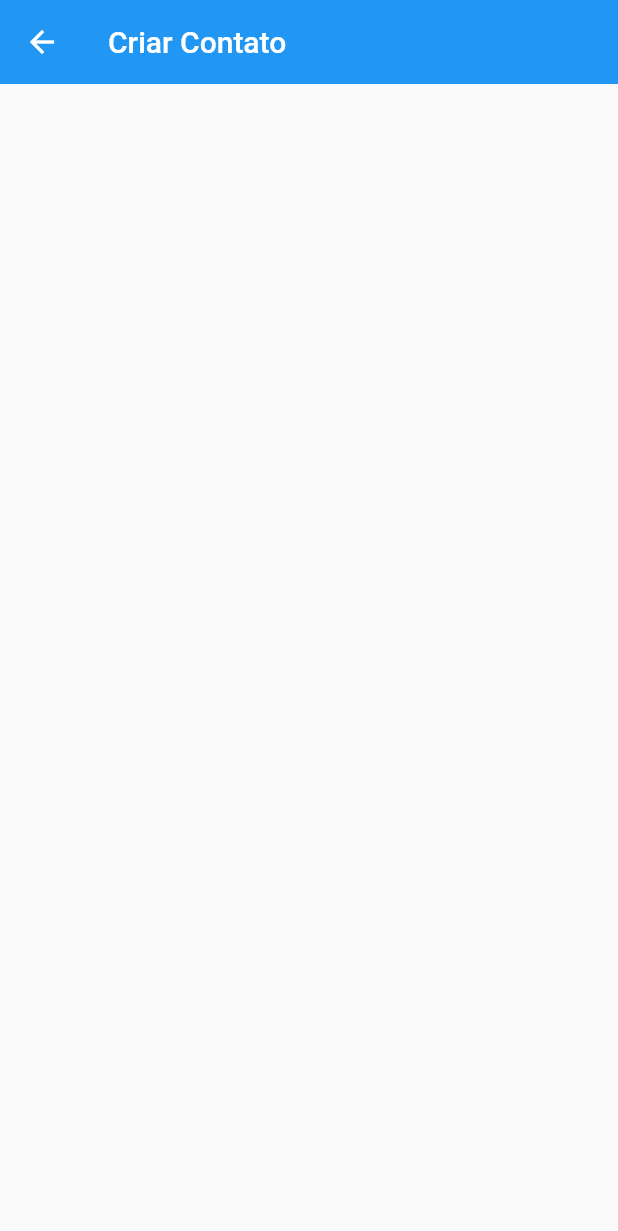
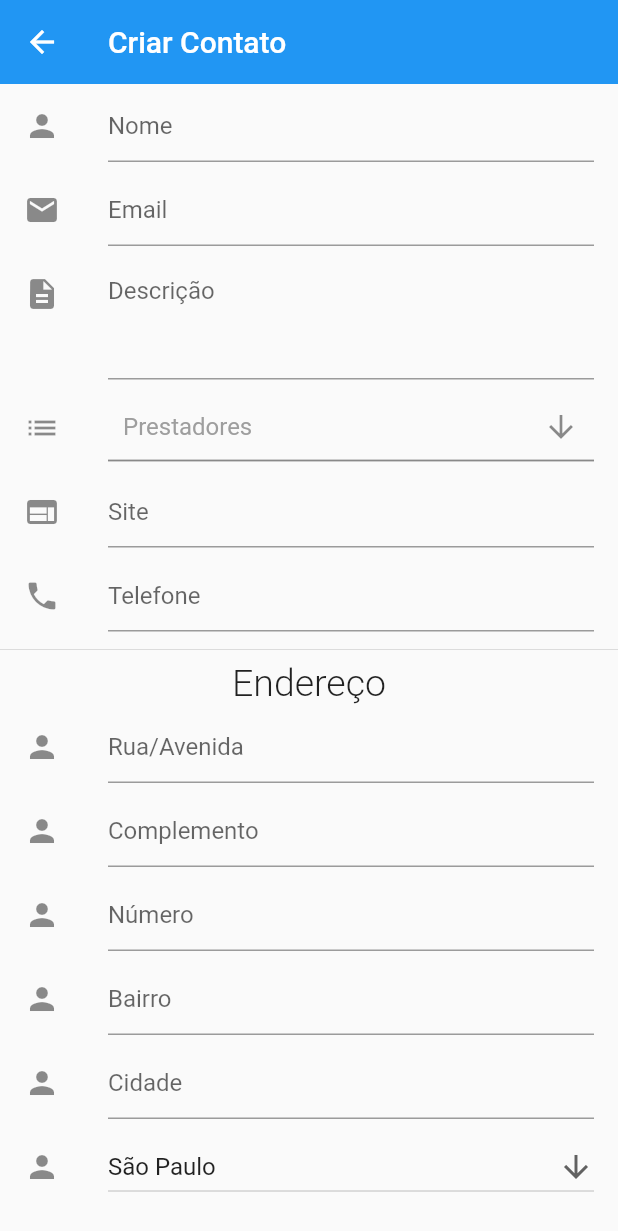
Before and after one commit to Ghilherme/achaFacil, a Flutter app: the CreateContact screen opened directly, on a phone screen of 412 x 824 dp. Shown: the top 1231 px of the screen. Run offline on Flutter 3.47's test engine with Material 2 defaults, Android fonts, the phone set to English and light mode, and no system bars; drawn by our look-alikes of multi_select_flutter; our stand-ins replace cloud_firestore, firebase_core, flutter_svg; accounts and stored records are empty.

Commit message:
criado tela de cadastro

```diff
--- a/lib/screens_create/login/login.dart
+++ b/lib/login/login.dart
@@ -1,9 +1,8 @@
 import 'package:flutter/material.dart';
-import 'package:listaUnica/screens_create/login/reset_password.dart';
+import 'package:listaUnica/login/reset_password.dart';
 import 'login_form.dart';
 
 class Login extends StatelessWidget {
-  // This widget is the root of your application.
   @override
   Widget build(BuildContext context) {
     return Scaffold(
--- a/lib/screens_create/login/login_form.dart
+++ b/lib/login/login_form.dart
@@ -1,8 +1,8 @@
 import 'package:flutter/cupertino.dart';
 import 'package:flutter/material.dart';
+import 'package:listaUnica/screens_create/create_contact.dart';
 
-import '../../constants.dart';
-import '../create_contact.dart';
+import '../constants.dart';
 
 class LoginForm extends StatefulWidget {
   @override
@@ -69,7 +69,7 @@ class _LoginFormState extends State<LoginForm> {
   void _validateLogin(GlobalKey<FormState> _formKey, String login, String pass,
       BuildContext context) {
     if (_formKey.currentState.validate()) {
-      if (login == 'guilherme' && pass == '123') {
+      if (login == 'admin' && pass == '123') {
         Navigator.push(
           context,
           MaterialPageRoute(
--- a/lib/menu/custom_drawer.dart
+++ b/lib/menu/custom_drawer.dart
@@ -1,5 +1,5 @@
 import 'package:flutter/material.dart';
-import 'package:listaUnica/screens_create/login/login.dart';
+import 'package:listaUnica/login/login.dart';
 
 class CustomDrawer extends StatelessWidget {
   @override
--- a/lib/screens_create/create_contact.dart
+++ b/lib/screens_create/create_contact.dart
@@ -1,4 +1,5 @@
 import 'package:flutter/material.dart';
+import 'package:multi_select_flutter/multi_select_flutter.dart';
 
 class CreateContact extends StatelessWidget {
   // This widget is the root of your application.
@@ -14,7 +15,183 @@ class CreateContact extends StatelessWidget {
               Navigator.of(context).pop();
             },
           )),
-      body: Container(),
+      body: CreateContactBody(),
     );
   }
 }
+
+class CreateContactBody extends StatefulWidget {
+  @override
+  _CreateContactBodyState createState() => _CreateContactBodyState();
+}
+
+class _CreateContactBodyState extends State<CreateContactBody> {
+  String dropdownValue = 'São Paulo';
+  final _form = GlobalKey<FormFieldState>();
+
+  static List<String> prestadors = [
+    'Marceneiros',
+    'Eletricistas',
+    'Encanadores'
+  ];
+  final _items = prestadors
+      .map((prestador) => MultiSelectItem<String>(prestador, prestador))
+      .toList();
+  List<String> _selectedAnimals = [];
+
+  @override
+  Widget build(BuildContext context) {
+    return SingleChildScrollView(
+      child: Form(
+        key: _form,
+        child: Column(
+          children: [
+            ListTile(
+              leading: Icon(Icons.person),
+              title: TextFormField(
+                decoration: InputDecoration(
+                  hintText: "Nome",
+                ),
+                validator: (value) =>
+                    value.isEmpty ? 'Campo obrigatório' : null,
+              ),
+            ),
+            ListTile(
+              leading: Icon(Icons.mail),
+              title: new TextFormField(
+                keyboardType: TextInputType.emailAddress,
+                decoration: InputDecoration(
+                  hintText: "Email",
+                ),
+              ),
+            ),
+            ListTile(
+              leading: Icon(Icons.description),
+              title: new TextFormField(
+                maxLines: 3,
+                decoration: new InputDecoration(
+                  hintText: "Descrição",
+                ),
+              ),
+            ),
+            ListTile(
+              leading: Icon(Icons.list),
+              title: MultiSelectDialogField(
+                  items: _items,
+                  title: Text('Prestadores'),
+                  buttonText: Text('Prestadores',
+                      style: TextStyle(fontSize: 16, color: Colors.grey)),
+                  onConfirm: (results) => _selectedAnimals = results,
+                  validator: (values) {
+                    if (values == null || values.isEmpty) return "Obrigatório";
+                  }),
+            ),
+            ListTile(
+              leading: Icon(Icons.web),
+              title: new TextFormField(
+                keyboardType: TextInputType.phone,
+                decoration: InputDecoration(
+                  hintText: "Site",
+                ),
+              ),
+            ),
+            ListTile(
+              leading: Icon(Icons.phone),
+              title: TextFormField(
+                keyboardType: TextInputType.phone,
+                decoration: InputDecoration(
+                  hintText: "Telefone",
+                ),
+                validator: (value) =>
+                    value.isEmpty ? 'Campo obrigatório' : null,
+              ),
+            ),
+            Divider(),
+            Text(
+              'Endereço',
+              style: TextStyle(fontWeight: FontWeight.w300, fontSize: 25),
+              textAlign: TextAlign.right,
+            ),
+            ListTile(
+              leading: Icon(Icons.person),
+              title: TextFormField(
+                decoration: InputDecoration(
+                  hintText: "Rua/Avenida",
+                ),
+              ),
+            ),
+            ListTile(
+              leading: Icon(Icons.person),
+              title: TextFormField(
+                decoration: InputDecoration(
+                  hintText: "Complemento",
+                ),
+              ),
+            ),
+            ListTile(
+              leading: Icon(Icons.person),
+              title: TextFormField(
+                decoration: InputDecoration(
+                  hintText: "Número",
+                ),
+              ),
+            ),
+            ListTile(
+              leading: Icon(Icons.person),
+              title: TextFormField(
+                decoration: InputDecoration(
+                  hintText: "Bairro",
+                ),
+                validator: (value) =>
+                    value.isEmpty ? 'Campo obrigatório' : null,
+              ),
+            ),
+            ListTile(
+              leading: Icon(Icons.person),
+              title: TextFormField(
+                decoration: InputDecoration(
+                  hintText: "Cidade",
+                ),
+                validator: (value) =>
+                    value.isEmpty ? 'Campo obrigatório' : null,
+              ),
+            ),
+            ListTile(
+              leading: Icon(Icons.person),
+              title: DropdownButton<String>(
+                isExpanded: true,
+                hint: Text('Estado'),
+                value: dropdownValue,
+                icon: Icon(Icons.arrow_downward),
+                iconSize: 24,
+                elevation: 16,
+                onChanged: (String newValue) {
+                  setState(() {
+                    dropdownValue = newValue;
+                  });
+                },
+                items: <String>[
+                  'São Paulo',
+                  'Rio de Janeiro',
+                  'Santa Catarina',
+                  'Minas Gerais'
+                ].map<DropdownMenuItem<String>>((String value) {
+                  return DropdownMenuItem<String>(
+                    value: value,
+                    child: Text(value),
+                  );
+                }).toList(),
+              ),
+            ),
+            Container(height: 30),
+            ElevatedButton(
+              child: Text('Cadastrar'),
+              onPressed: () {},
+            ),
+            Container(height: 30),
+          ],
+        ),
+      ),
+    );
+  }
+}
--- a/pubspec.yaml
+++ b/pubspec.yaml
@@ -27,6 +27,7 @@ dependencies:
   cloud_firestore: ^0.14.2
   flutter_svg: ^0.19.1
   url_launcher: ^5.7.10
+  multi_select_flutter: ^3.1.2
 
 
   # The following adds the Cupertino Icons font to your application.
```
Also changed, not shown: lib/login/reset_password.dart (renamed from lib/screens_create/login/reset_password.dart), pubspec.lock.
